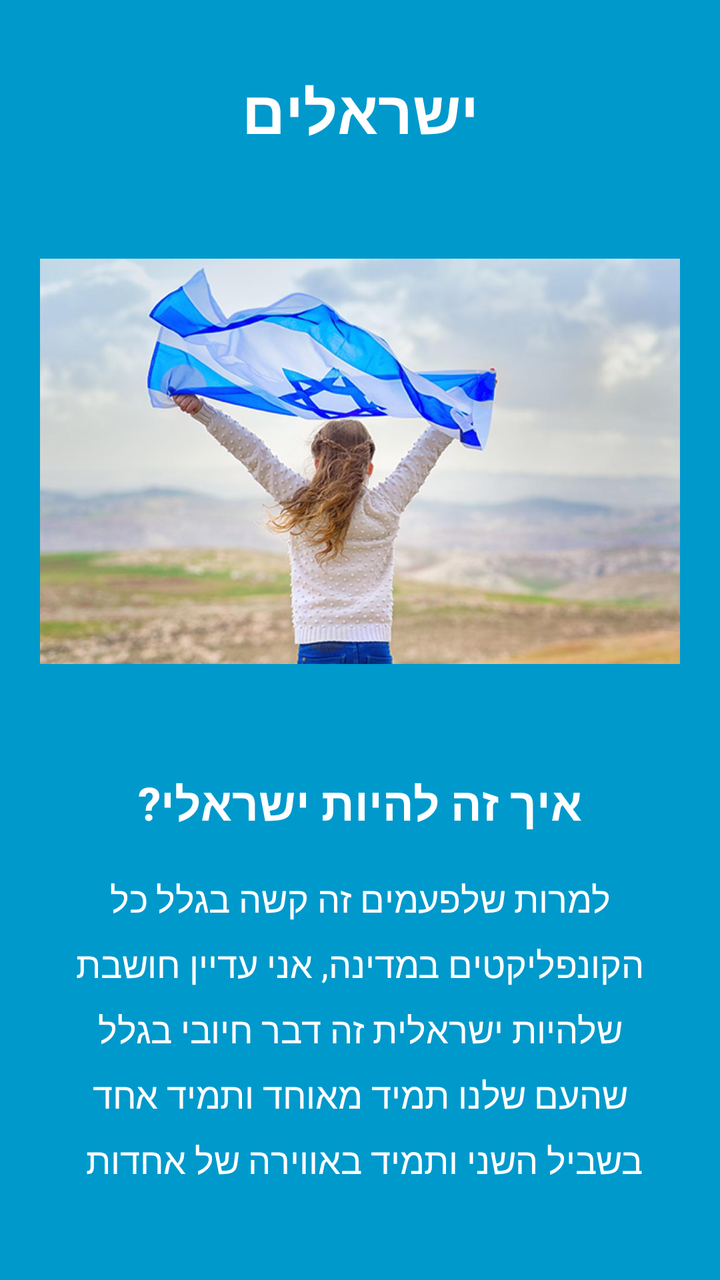
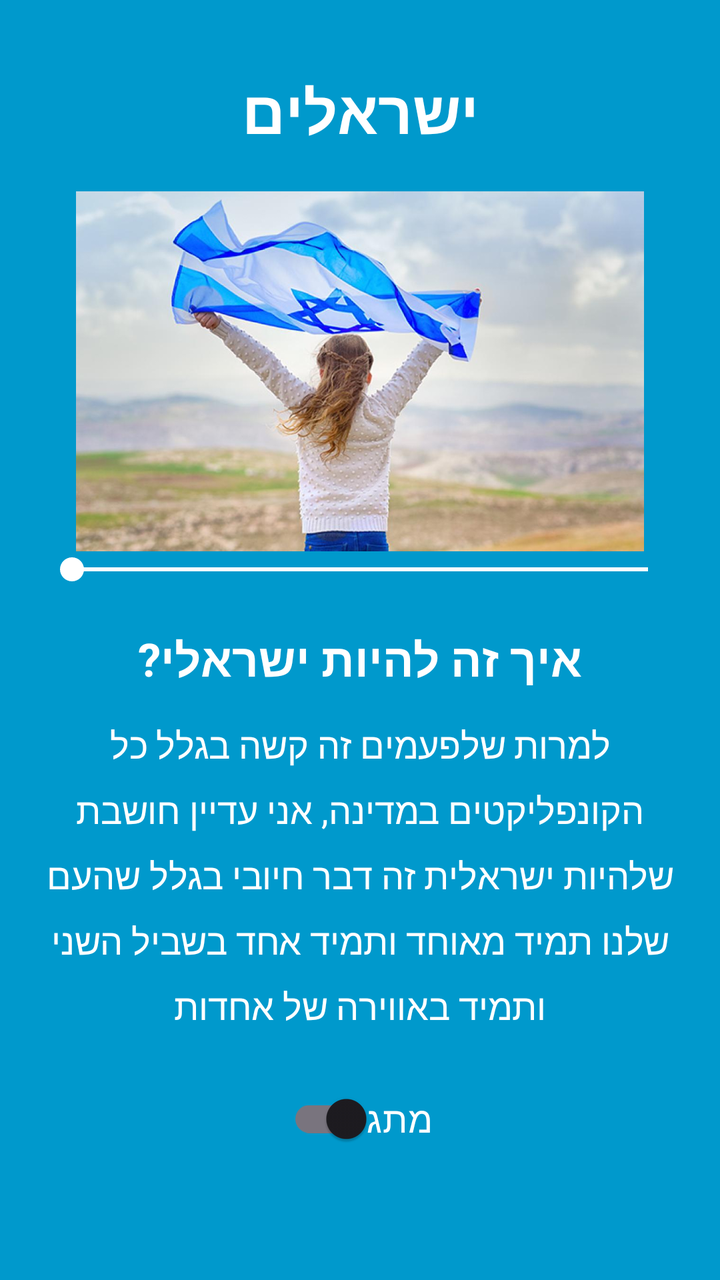

Two renders of the same Android screen: before a commit and after it. Below are the layout's source before the change and the commit's diff.
<!-- AndroidManifest.xml: application theme Theme.HadasArav -->
<!-- res/layout/activity_main.xml -->
<?xml version="1.0" encoding="utf-8"?>
<androidx.constraintlayout.widget.ConstraintLayout xmlns:android="http://schemas.android.com/apk/res/android"
    xmlns:app="http://schemas.android.com/apk/res-auto"
    android:layout_width="match_parent"
    android:layout_height="match_parent"
    android:background="@android:color/holo_blue_dark"
    android:layoutDirection="rtl">

    <TextView
        android:id="@+id/titleText"
        android:layout_width="match_parent"
        android:layout_height="wrap_content"
        android:layout_marginTop="35dp"
        android:gravity="center"
        android:text="ישראלים"
        android:textColor="#FFFFFF"
        android:textSize="30sp"
        android:textStyle="bold"
        app:layout_constraintTop_toTopOf="parent" />

    <ImageView
        android:id="@+id/imageView"
        android:layout_width="320dp"
        android:layout_height="260dp"
        android:layout_marginTop="25dp"
        android:scaleType="fitCenter"
        android:src="@drawable/israelflag"
        app:layout_constraintEnd_toEndOf="parent"
        app:layout_constraintStart_toStartOf="parent"
        app:layout_constraintTop_toBottomOf="@id/titleText" />

    <TextView
        android:id="@+id/sectionTitle"
        android:layout_width="match_parent"
        android:layout_height="wrap_content"
        android:layout_marginTop="25dp"
        android:gravity="center"
        android:text="איך זה להיות ישראלי?"
        android:textColor="#FFFFFF"
        android:textSize="23sp"
        android:textStyle="bold"
        app:layout_constraintTop_toBottomOf="@id/imageView" />

    <TextView
        android:id="@+id/descriptionText"
        android:layout_width="0dp"
        android:layout_height="wrap_content"
        android:layout_marginHorizontal="30dp"
        android:layout_marginTop="20dp"
        android:gravity="center"
        android:lineSpacingExtra="8dp"
        android:text="למרות שלפעמים זה קשה בגלל כל הקונפליקטים במדינה, אני עדיין חושבת שלהיות ישראלית זה דבר חיובי בגלל שהעם שלנו תמיד מאוחד ותמיד אחד בשביל השני ותמיד באווירה של אחדות "
        android:textColor="#FFFFFF"
        android:textSize="18sp"
        app:layout_constraintEnd_toEndOf="parent"
        app:layout_constraintStart_toStartOf="parent"
        app:layout_constraintTop_toBottomOf="@id/sectionTitle" />

</androidx.constraintlayout.widget.ConstraintLayout>
<!-- resources referenced by this layout -->
<resources>
  <!-- drawable israelflag: jpg bitmap (drawable, 73701 bytes) -->
  <style name="Theme.HadasArav" parent="Base.Theme.HadasArav" />
  <style name="Base.Theme.HadasArav" parent="Theme.Material3.DayNight.NoActionBar">
          
          
      </style>
</resources>

<!-- the commit's change to res/layout/activity_main.xml (unified diff, before → after) -->
@@ -1,59 +1,125 @@
 <?xml version="1.0" encoding="utf-8"?>
-<androidx.constraintlayout.widget.ConstraintLayout xmlns:android="http://schemas.android.com/apk/res/android"
+<ScrollView
+    xmlns:android="http://schemas.android.com/apk/res/android"
     xmlns:app="http://schemas.android.com/apk/res-auto"
     android:layout_width="match_parent"
     android:layout_height="match_parent"
     android:background="@android:color/holo_blue_dark"
-    android:layoutDirection="rtl">
+    android:layoutDirection="rtl"
+    android:fillViewport="true">
 
-    <TextView
-        android:id="@+id/titleText"
+    <androidx.constraintlayout.widget.ConstraintLayout
         android:layout_width="match_parent"
         android:layout_height="wrap_content"
-        android:layout_marginTop="35dp"
-        android:gravity="center"
-        android:text="ישראלים"
-        android:textColor="#FFFFFF"
-        android:textSize="30sp"
-        android:textStyle="bold"
-        app:layout_constraintTop_toTopOf="parent" />
+        android:padding="20dp">
 
-    <ImageView
-        android:id="@+id/imageView"
-        android:layout_width="320dp"
-        android:layout_height="260dp"
-        android:layout_marginTop="25dp"
-        android:scaleType="fitCenter"
-        android:src="@drawable/israelflag"
-        app:layout_constraintEnd_toEndOf="parent"
-        app:layout_constraintStart_toStartOf="parent"
-        app:layout_constraintTop_toBottomOf="@id/titleText" />
+        <TextView
+            android:id="@+id/titleText"
+            android:layout_width="match_parent"
+            android:layout_height="wrap_content"
+            android:layout_marginTop="15dp"
+            android:gravity="center"
+            android:text="ישראלים"
+            android:textColor="#FFFFFF"
+            android:textSize="30sp"
+            android:textStyle="bold"
+            app:layout_constraintTop_toTopOf="parent" />
 
-    <TextView
-        android:id="@+id/sectionTitle"
-        android:layout_width="match_parent"
-        android:layout_height="wrap_content"
-        android:layout_marginTop="25dp"
-        android:gravity="center"
-        android:text="איך זה להיות ישראלי?"
-        android:textColor="#FFFFFF"
-        android:textSize="23sp"
-        android:textStyle="bold"
-        app:layout_constraintTop_toBottomOf="@id/imageView" />
+        <ImageView
+            android:id="@+id/imageView"
+            android:layout_width="0dp"
+            android:layout_height="180dp"
+            android:layout_marginTop="20dp"
+            android:scaleType="fitCenter"
+            android:src="@drawable/israelflag"
+            android:contentDescription="דגל ישראל"
+            app:layout_constraintEnd_toEndOf="parent"
+            app:layout_constraintStart_toStartOf="parent"
+            app:layout_constraintTop_toBottomOf="@id/titleText" />
 
-    <TextView
-        android:id="@+id/descriptionText"
-        android:layout_width="0dp"
-        android:layout_height="wrap_content"
-        android:layout_marginHorizontal="30dp"
-        android:layout_marginTop="20dp"
-        android:gravity="center"
-        android:lineSpacingExtra="8dp"
-        android:text="למרות שלפעמים זה קשה בגלל כל הקונפליקטים במדינה, אני עדיין חושבת שלהיות ישראלית זה דבר חיובי בגלל שהעם שלנו תמיד מאוחד ותמיד אחד בשביל השני ותמיד באווירה של אחדות "
-        android:textColor="#FFFFFF"
-        android:textSize="18sp"
-        app:layout_constraintEnd_toEndOf="parent"
-        app:layout_constraintStart_toStartOf="parent"
-        app:layout_constraintTop_toBottomOf="@id/sectionTitle" />
+        <SeekBar
+            android:id="@+id/flagOpacity"
+            android:layout_width="0dp"
+            android:layout_height="wrap_content"
+            android:max="100"
+            android:progress="100"
+            android:progressTint="#FFFFFF"
+            android:thumbTint="#FFFFFF"
+            app:layout_constraintStart_toStartOf="parent"
+            app:layout_constraintEnd_toEndOf="parent"
+            app:layout_constraintTop_toBottomOf="@id/imageView" />
 
-</androidx.constraintlayout.widget.ConstraintLayout>
+        <TextView
+            android:id="@+id/sectionTitle"
+            android:layout_width="match_parent"
+            android:layout_height="wrap_content"
+            android:layout_marginTop="20dp"
+            android:gravity="center"
+            android:text="איך זה להיות ישראלי?"
+            android:textColor="#FFFFFF"
+            android:textSize="23sp"
+            android:textStyle="bold"
+            app:layout_constraintTop_toBottomOf="@id/flagOpacity" />
+
+        <TextView
+            android:id="@+id/descriptionText"
+            android:layout_width="0dp"
+            android:layout_height="wrap_content"
+            android:layout_marginTop="15dp"
+            android:gravity="center"
+            android:lineSpacingExtra="8dp"
+            android:text="למרות שלפעמים זה קשה בגלל כל הקונפליקטים במדינה, אני עדיין חושבת שלהיות ישראלית זה דבר חיובי בגלל שהעם שלנו תמיד מאוחד ותמיד אחד בשביל השני ותמיד באווירה של אחדות"
+            android:textColor="#FFFFFF"
+            android:textSize="18sp"
+            app:layout_constraintEnd_toEndOf="parent"
+            app:layout_constraintStart_toStartOf="parent"
+            app:layout_constraintTop_toBottomOf="@id/sectionTitle" />
+
+        <androidx.appcompat.widget.SwitchCompat
+            android:id="@+id/showMoreSwitch"
+            android:layout_width="wrap_content"
+            android:layout_height="wrap_content"
+            android:layout_marginTop="20dp"
+            android:text="מתג"
+            android:textColor="#FFFFFF"
+            android:textSize="18sp"
+            app:layout_constraintStart_toStartOf="parent"
+            app:layout_constraintEnd_toEndOf="parent"
+            app:layout_constraintTop_toBottomOf="@id/descriptionText" />
+
+        <LinearLayout
+            android:id="@+id/actionsLayout"
+            android:layout_width="0dp"
+            android:layout_height="wrap_content"
+            android:layout_marginTop="15dp"
+            android:orientation="horizontal"
+            android:visibility="gone"
+            app:layout_constraintStart_toStartOf="parent"
+            app:layout_constraintEnd_toEndOf="parent"
+            app:layout_constraintTop_toBottomOf="@id/showMoreSwitch">
+
+            <Button
+                android:id="@+id/unityButton"
+                android:layout_width="0dp"
+                android:layout_height="wrap_content"
+                android:layout_weight="1"
+                android:layout_margin="5dp"
+                android:text="כפתור 1"
+                android:textColor="#005599"
+                android:backgroundTint="#FFFFFF" />
+
+            <Button
+                android:id="@+id/prideButton"
+                android:layout_width="0dp"
+                android:layout_height="wrap_content"
+                android:layout_weight="1"
+                android:layout_margin="5dp"
+                android:text="כפתור 2"
+                android:textColor="#005599"
+                android:backgroundTint="#FFFFFF" />
+
+        </LinearLayout>
+
+    </androidx.constraintlayout.widget.ConstraintLayout>
+
+</ScrollView>
